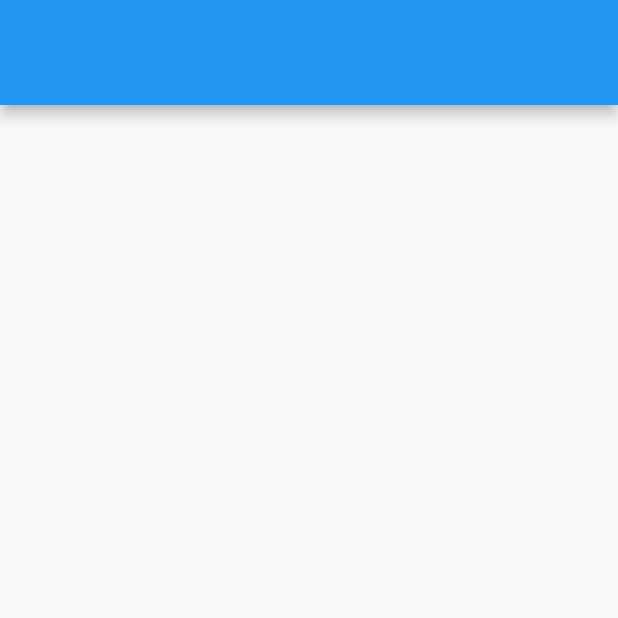
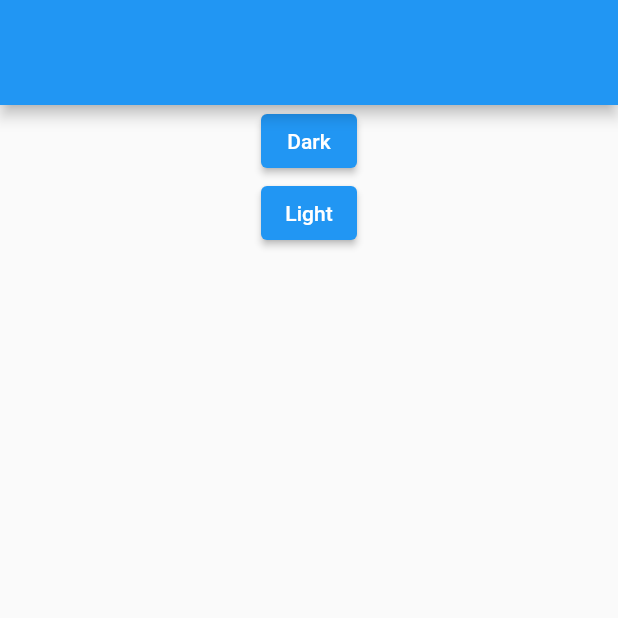
Before and after one commit to MohamadAzarifar/theapp, a Flutter app: the screen it shows after launch, on a phone screen of 412 x 824 dp, the top half of it. Run offline on Flutter 3.47's test engine with Material 2 defaults, Android fonts, the phone set to English and light mode, and no system bars; our stand-ins replace equatable, flutter_bloc.

Commit message:
💡 Manage theme with bloc.

```diff
--- a/lib/app.dart
+++ b/lib/app.dart
@@ -1,16 +1,16 @@
 import 'package:flutter/material.dart';
-import 'package:theapp/routes/list_screen.dart';
-import 'package:theapp/widgets/widgets.dart';
+import 'package:flutter_bloc/flutter_bloc.dart';
+import 'package:theapp/blocs/theme/theme_bloc.dart';
+import 'package:theapp/components/components.dart';
 
-class MyApp extends StatelessWidget {
-  MyApp({super.key});
-
-  final IThemeUI _theme = ThemeUI();
+class App extends StatelessWidget {
+  const App({super.key});
 
   @override
-  Widget build(BuildContext context) => MaterialApp(
-        theme: _theme.light,
-        darkTheme: _theme.dark,
-        home: const ListScreen(),
+  Widget build(BuildContext context) => MultiBlocProvider(
+        providers: [
+          BlocProvider<ThemeBloc>(create: (_) => ThemeBloc()),
+        ],
+        child: const AppCmpn(),
       );
 }
--- /dev/null
+++ b/lib/blocs/bloc.dart
@@ -0,0 +1,10 @@
+import 'package:equatable/equatable.dart';
+import 'package:flutter_bloc/flutter_bloc.dart';
+
+part 'event.dart';
+part 'state.dart';
+
+abstract class AppBloc<Event extends AppEvent, State extends AppState>
+    extends Bloc<Event, State> {
+  AppBloc(super.initialState);
+}
--- /dev/null
+++ b/lib/blocs/event.dart
@@ -0,0 +1,5 @@
+part of 'bloc.dart';
+
+abstract class AppEvent extends Equatable {
+  const AppEvent();
+}
--- /dev/null
+++ b/lib/blocs/state.dart
@@ -0,0 +1,5 @@
+part of 'bloc.dart';
+
+abstract class AppState extends Equatable {
+  const AppState();
+}
--- /dev/null
+++ b/lib/blocs/theme/theme_bloc.dart
@@ -0,0 +1,11 @@
+import 'package:flutter/material.dart';
+import 'package:theapp/blocs/bloc.dart';
+
+part 'theme_event.dart';
+part 'theme_state.dart';
+
+class ThemeBloc extends AppBloc<ThemeEvent, ThemeState> {
+  ThemeBloc() : super(const ThemeState(ThemeMode.light)) {
+    on<ThemeEvent>((event, emit) => emit(ThemeState(event.mode)));
+  }
+}
--- /dev/null
+++ b/lib/blocs/theme/theme_event.dart
@@ -0,0 +1,24 @@
+part of 'theme_bloc.dart';
+
+@immutable
+abstract class ThemeEvent extends AppEvent {
+  final ThemeMode mode;
+
+  ThemeEvent({
+    required this.mode,
+  });
+
+  final ThemeData light = ThemeData.light();
+  final ThemeData dark = ThemeData.dark();
+
+  @override
+  List<Object?> get props => [mode];
+}
+
+class ThemeEventLight extends ThemeEvent {
+  ThemeEventLight() : super(mode: ThemeMode.light);
+}
+
+class ThemeEventDark extends ThemeEvent {
+  ThemeEventDark() : super(mode: ThemeMode.dark);
+}
--- /dev/null
+++ b/lib/blocs/theme/theme_state.dart
@@ -0,0 +1,11 @@
+part of 'theme_bloc.dart';
+
+@immutable
+class ThemeState extends AppState {
+  final ThemeMode mode;
+
+  const ThemeState(this.mode);
+
+  @override
+  List<Object?> get props => [mode];
+}
--- /dev/null
+++ b/lib/components/app.dart
@@ -0,0 +1,15 @@
+part of 'components.dart';
+
+class AppCmpn extends StatelessWidget {
+  const AppCmpn({super.key});
+
+  @override
+  Widget build(BuildContext context) => BlocBuilder<ThemeBloc, ThemeState>(
+        builder: (context, state) => MaterialApp(
+          theme: ThemeData.light(),
+          darkTheme: ThemeData.dark(),
+          themeMode: state.mode,
+          home: const ListScreen(),
+        ),
+      );
+}
--- /dev/null
+++ b/lib/components/components.dart
@@ -0,0 +1,8 @@
+library components;
+
+import 'package:flutter/material.dart';
+import 'package:flutter_bloc/flutter_bloc.dart';
+import 'package:theapp/blocs/theme/theme_bloc.dart';
+import 'package:theapp/routes/list_screen.dart';
+
+part 'app.dart';
--- a/lib/main.dart
+++ b/lib/main.dart
@@ -3,5 +3,5 @@ import 'package:flutter/material.dart';
 import 'app.dart';
 
 void main() {
-  runApp(MyApp());
+  runApp(const App());
 }
--- a/lib/routes/list_screen.dart
+++ b/lib/routes/list_screen.dart
@@ -1,11 +1,29 @@
 import 'package:flutter/material.dart';
+import 'package:flutter_bloc/flutter_bloc.dart';
+import 'package:theapp/blocs/theme/theme_bloc.dart';
 import 'package:theapp/widgets/widgets.dart';
 
 class ListScreen extends StatelessWidget {
   const ListScreen({super.key});
 
   @override
-  Widget build(BuildContext context) => const ScreenUI(
-        appBar: AppbarUI(),
+  Widget build(BuildContext context) => ScreenUI(
+        appBar: const AppbarUI(),
+        body: Center(
+          child: Column(
+            children: [
+              ElevatedButton(
+                onPressed: () =>
+                    context.read<ThemeBloc>().add(ThemeEventDark()),
+                child: const Text('Dark'),
+              ),
+              ElevatedButton(
+                onPressed: () =>
+                    context.read<ThemeBloc>().add(ThemeEventLight()),
+                child: const Text('Light'),
+              ),
+            ],
+          ),
+        ),
       );
 }
--- a/lib/widgets/screen.dart
+++ b/lib/widgets/screen.dart
@@ -1,12 +1,14 @@
 part of 'widgets.dart';
 
 class ScreenUI extends StatelessWidget {
-  const ScreenUI({super.key, this.appBar});
+  const ScreenUI({super.key, this.appBar, this.body});
 
   final AppbarUI? appBar;
+  final Widget? body;
 
   @override
   Widget build(BuildContext context) => Scaffold(
         appBar: appBar,
+        body: body,
       );
 }
--- a/lib/widgets/theme.dart
+++ /dev/null
@@ -1,16 +0,0 @@
-part of 'widgets.dart';
-
-abstract class IThemeUI {
-  final ThemeData dark;
-  final ThemeData light;
-
-  IThemeUI(this.light, this.dark);
-}
-
-class ThemeUI implements IThemeUI {
-  @override
-  ThemeData get dark => ThemeData.dark();
-
-  @override
-  ThemeData get light => ThemeData.light();
-}
--- a/lib/widgets/widgets.dart
+++ b/lib/widgets/widgets.dart
@@ -3,6 +3,5 @@ library ui;
 import 'package:flutter/material.dart';
 import 'package:theapp/constants/size.dart';
 
-part 'theme.dart';
 part 'screen.dart';
 part 'appbar.dart';
```
Also changed, not shown: 1 other file.
